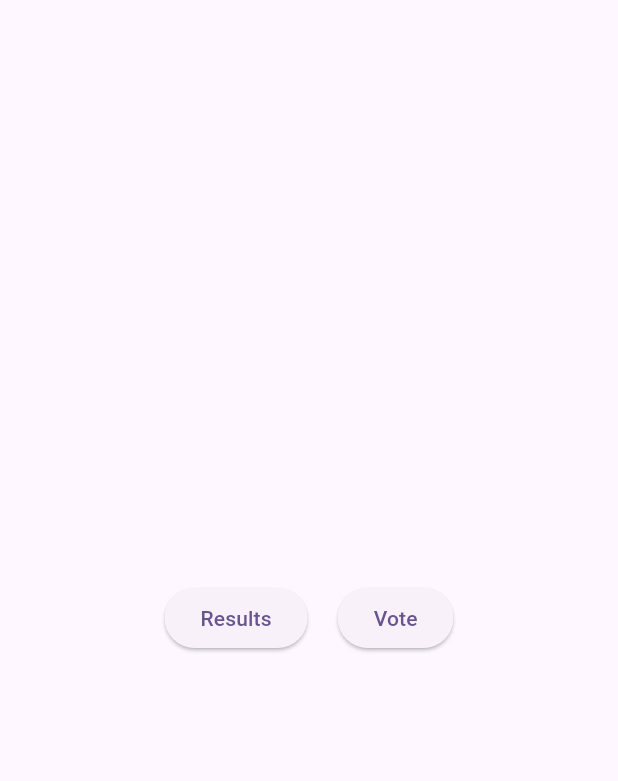
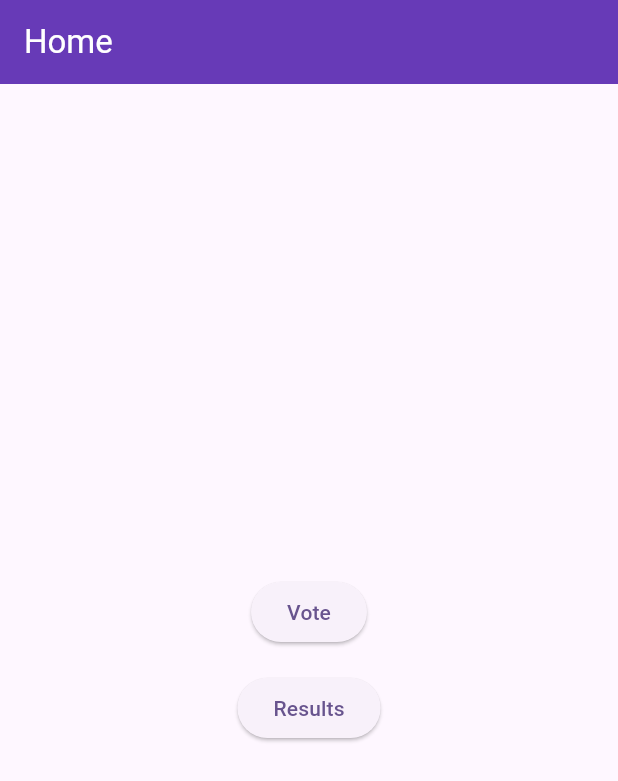
Before and after one commit to lakshannaveen/evotemobile, a Flutter app: the screen it shows after launch, after a tap on "Vote", on a phone screen of 412 x 824 dp. Shown: the top 781 px of the screen. Run offline on Flutter 3.47's test engine with Material 3 defaults, Android fonts, the phone set to English and light mode, and no system bars.

Commit message:
pages created
add home page and put buttons still not done

```diff
--- /dev/null
+++ b/lib/app.dart
@@ -0,0 +1,17 @@
+import 'package:flutter/material.dart';
+import 'config/theme.dart'; // Import theme file
+import 'pages/home_page.dart'; // Import home page
+
+class MyApp extends StatelessWidget {
+  const MyApp({Key? key}) : super(key: key);
+
+  @override
+  Widget build(BuildContext context) {
+    return MaterialApp(
+      debugShowCheckedModeBanner: false, // Removes debug banner
+      title: 'Voting App',
+      theme: AppTheme.lightTheme, // Applying the theme
+      home: const HomePage(), // Home page as the initial screen
+    );
+  }
+}
--- /dev/null
+++ b/lib/config/theme.dart
@@ -0,0 +1,18 @@
+import 'package:flutter/material.dart';
+
+class AppTheme {
+  static ThemeData get lightTheme {
+    return ThemeData(
+      colorScheme: ColorScheme.fromSeed(seedColor: Colors.deepPurple),
+      useMaterial3: true,
+      appBarTheme: const AppBarTheme(
+        backgroundColor: Colors.deepPurple,
+        foregroundColor: Colors.white,
+      ),
+      buttonTheme: const ButtonThemeData(
+        buttonColor: Colors.deepPurple,
+        textTheme: ButtonTextTheme.primary,
+      ),
+    );
+  }
+}
--- a/lib/main.dart
+++ b/lib/main.dart
@@ -1,49 +1,6 @@
 import 'package:flutter/material.dart';
+import 'app.dart'; // Importing app.dart file
 
 void main() {
-  runApp(const MyApp());
+  runApp(const MyApp()); // Runs the app
 }
-
-class MyApp extends StatelessWidget {
-  const MyApp({super.key});
-
-  @override
-  Widget build(BuildContext context) {
-    return MaterialApp(
-      title: 'Flutter Demo',
-      theme: ThemeData(
-        colorScheme: ColorScheme.fromSeed(seedColor: Colors.deepPurple),
-        useMaterial3: true,
-      ),
-      home: MyHomePage(), // Use a non-const here
-    );
-  }
-}
-
-class MyHomePage extends StatelessWidget {
-  @override
-  Widget build(BuildContext context) {
-    return Scaffold(
-      body: Center(
-        child: Row(
-          mainAxisAlignment: MainAxisAlignment.center,
-          children: <Widget>[
-            ElevatedButton(
-              onPressed: () {
-                // Add functionality for the Results button here
-              },
-              child: const Text('Results'),
-            ),
-            const SizedBox(width: 20), // Space between buttons
-            ElevatedButton(
-              onPressed: () {
-                // Add functionality for the Vote button here
-              },
-              child: const Text('Vote'),
-            ),
-          ],
-        ),
-      ),
-    );
-  }
-}
--- /dev/null
+++ b/lib/pages/home_page.dart
@@ -0,0 +1,32 @@
+import 'package:flutter/material.dart';
+
+class HomePage extends StatelessWidget {
+  const HomePage({Key? key}) : super(key: key);
+
+  @override
+  Widget build(BuildContext context) {
+    return Scaffold(
+      appBar: AppBar(title: const Text('Home')),
+      body: Center(
+        child: Column(
+          mainAxisSize: MainAxisSize.min,
+          children: [
+            ElevatedButton(
+              onPressed: () {
+                Navigator.pushNamed(context, '/vote'); // Go to Vote Page
+              },
+              child: const Text('Vote'),
+            ),
+            const SizedBox(height: 16),
+            ElevatedButton(
+              onPressed: () {
+                Navigator.pushNamed(context, '/results'); // Go to Results Page
+              },
+              child: const Text('Results'),
+            ),
+          ],
+        ),
+      ),
+    );
+  }
+}
```
Also changed, not shown: 1 other file.
